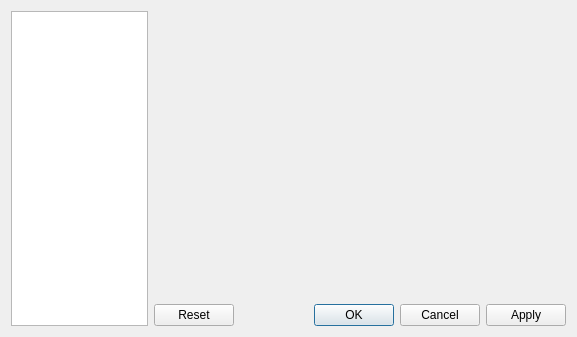
The window that source/wnd/h2config.ui (ww4u/mct-t4) describes before a commit, drawn with Qt 5.
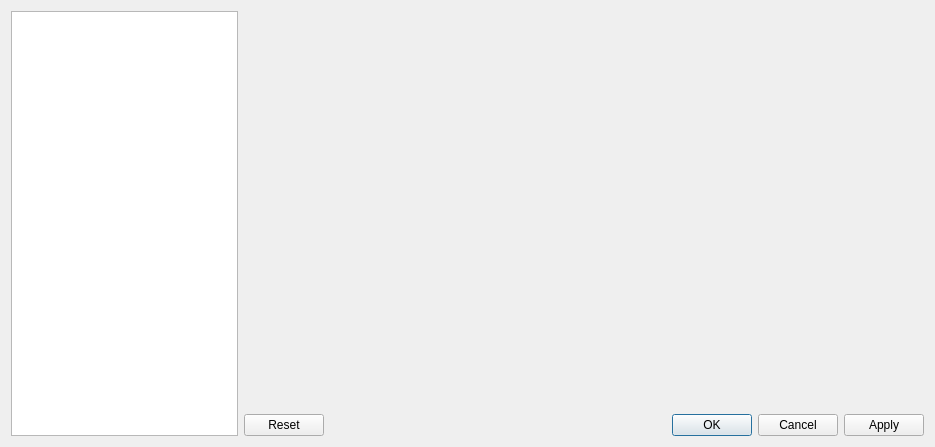
The same window after the commit.

```diff
--- a/source/wnd/h2config.ui
+++ b/source/wnd/h2config.ui
@@ -6,8 +6,8 @@
    <rect>
     <x>0</x>
     <y>0</y>
-    <width>577</width>
-    <height>337</height>
+    <width>935</width>
+    <height>447</height>
    </rect>
   </property>
   <property name="sizePolicy">
@@ -26,16 +26,6 @@
    <string>Form</string>
   </property>
   <layout class="QGridLayout" name="gridLayout">
-   <item row="0" column="0" rowspan="2">
-    <widget class="QListWidget" name="listWidget">
-     <property name="sizePolicy">
-      <sizepolicy hsizetype="Expanding" vsizetype="Expanding">
-       <horstretch>1</horstretch>
-       <verstretch>0</verstretch>
-      </sizepolicy>
-     </property>
-    </widget>
-   </item>
    <item row="0" column="1">
     <widget class="QStackedWidget" name="stackedWidget">
      <property name="sizePolicy">
@@ -46,7 +36,17 @@
      </property>
     </widget>
    </item>
-   <item row="1" column="1">
+   <item row="0" column="0" rowspan="3">
+    <widget class="QListWidget" name="listWidget">
+     <property name="sizePolicy">
+      <sizepolicy hsizetype="Expanding" vsizetype="Expanding">
+       <horstretch>1</horstretch>
+       <verstretch>0</verstretch>
+      </sizepolicy>
+     </property>
+    </widget>
+   </item>
+   <item row="2" column="1">
     <widget class="QDialogButtonBox" name="buttonBox">
      <property name="standardButtons">
       <set>QDialogButtonBox::Apply|QDialogButtonBox::Cancel|QDialogButtonBox::Ok|QDialogButtonBox::Reset</set>
```
